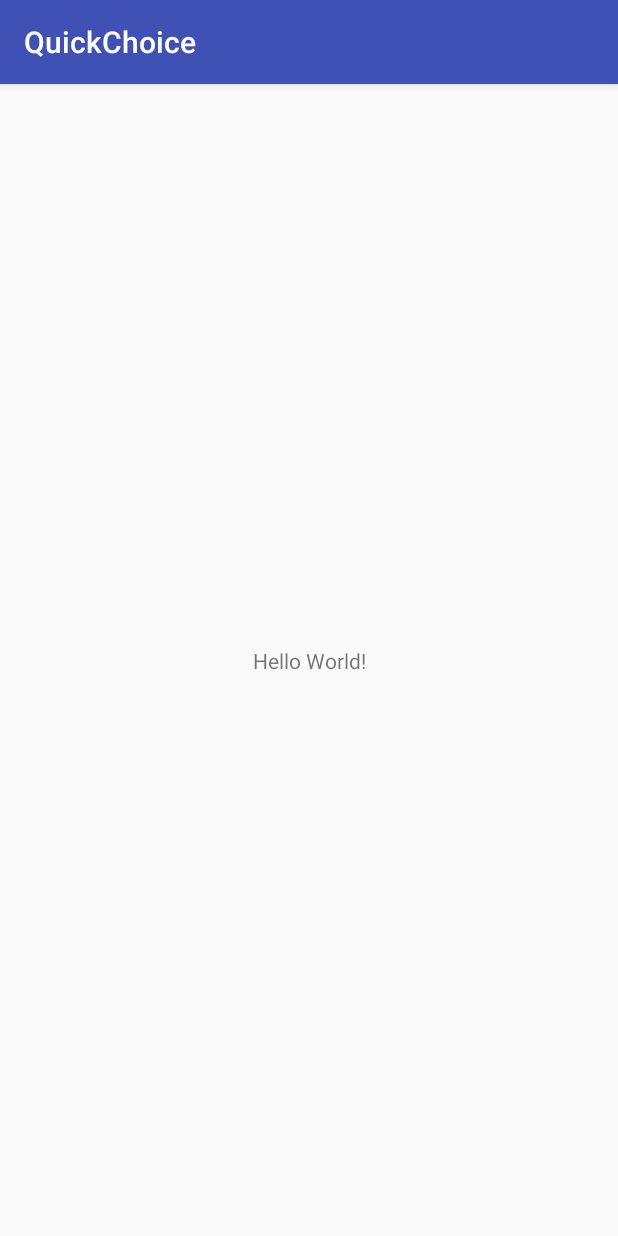
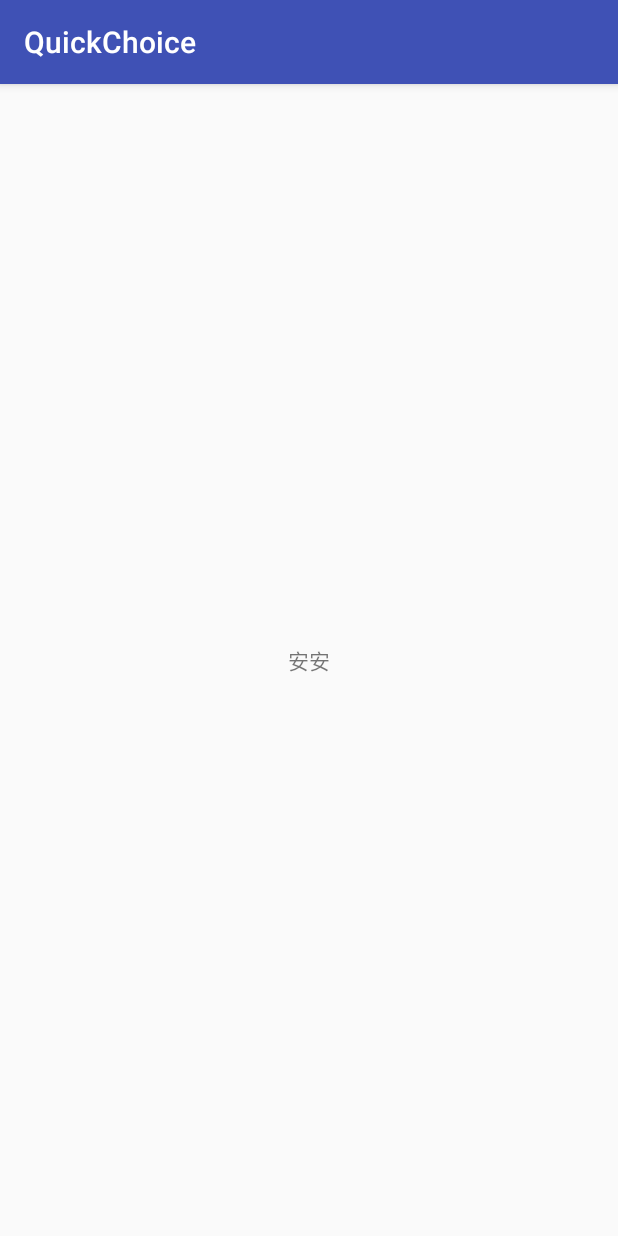
Before and after one commit to skypc785308/QuickChoice, an Android app: the screen it shows after launch (MainActivity), on a phone screen of 412 x 824 dp. Run offline under Robolectric (Android 15) with nearby library versions, the phone set to English and light mode, and no system bars.

Commit message:
test commit

```diff
--- a/app/src/main/res/layout/activity_main.xml
+++ b/app/src/main/res/layout/activity_main.xml
@@ -9,7 +9,7 @@
     <TextView
         android:layout_width="wrap_content"
         android:layout_height="wrap_content"
-        android:text="Hello World!"
+        android:text="安安"
         app:layout_constraintBottom_toBottomOf="parent"
         app:layout_constraintLeft_toLeftOf="parent"
         app:layout_constraintRight_toRightOf="parent"
```
